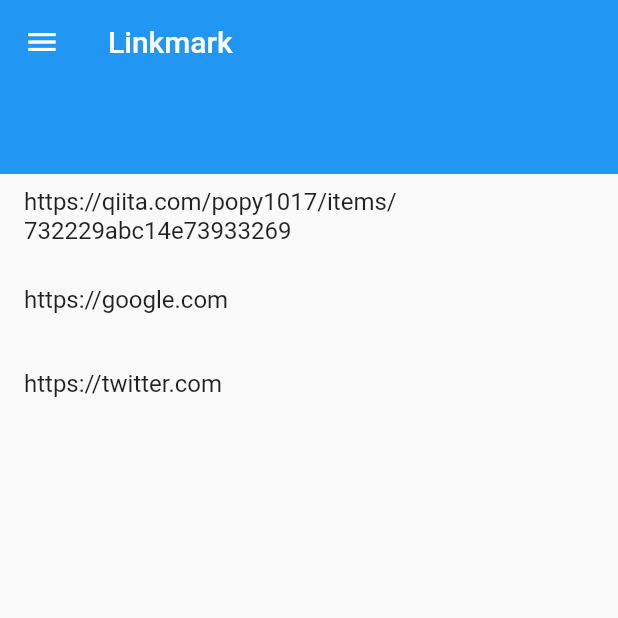
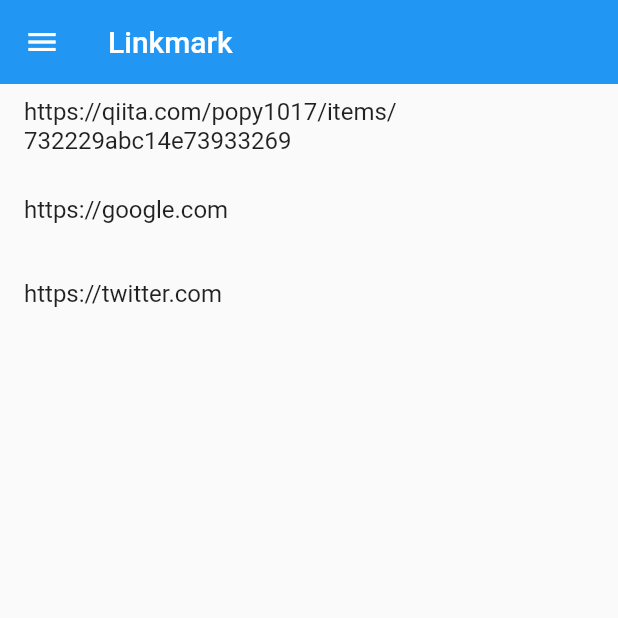
Before and after one commit to blendthink/linkmark-app, a Flutter app: the screen it shows after launch, on a phone screen of 412 x 824 dp, the top half of it. Run offline on Flutter 3.47's test engine with Material 2 defaults, Android fonts, the phone set to English and light mode, and no system bars; our stand-ins replace flutter_hooks, get, hooks_riverpod; missing offline and left inert: enum_to_string.

Commit message:
不要なものを削除

```diff
--- a/lib/ui/page/url/url_list_page.dart
+++ b/lib/ui/page/url/url_list_page.dart
@@ -16,17 +16,7 @@ class UrlListPage extends StatelessWidget {
         title: const Text('Linkmark'),
         elevation: 0,
       ),
-      body: Column(
-        crossAxisAlignment: CrossAxisAlignment.stretch,
-        children: [
-          Ink(
-            color: Theme.of(context).primaryColor,
-            child: SizedBox(
-              height: 60,
-            ),
-          ),
-          Expanded(
-            child: ListView(
+      body: ListView(
         children: urls.map(
           (url) {
             return ListTile(
@@ -35,9 +25,6 @@ class UrlListPage extends StatelessWidget {
           },
         ).toList(),
       ),
-          ),
-        ],
-      ),
     );
   }
 }
```
Lines whose indentation alone changed are shown as unchanged.
